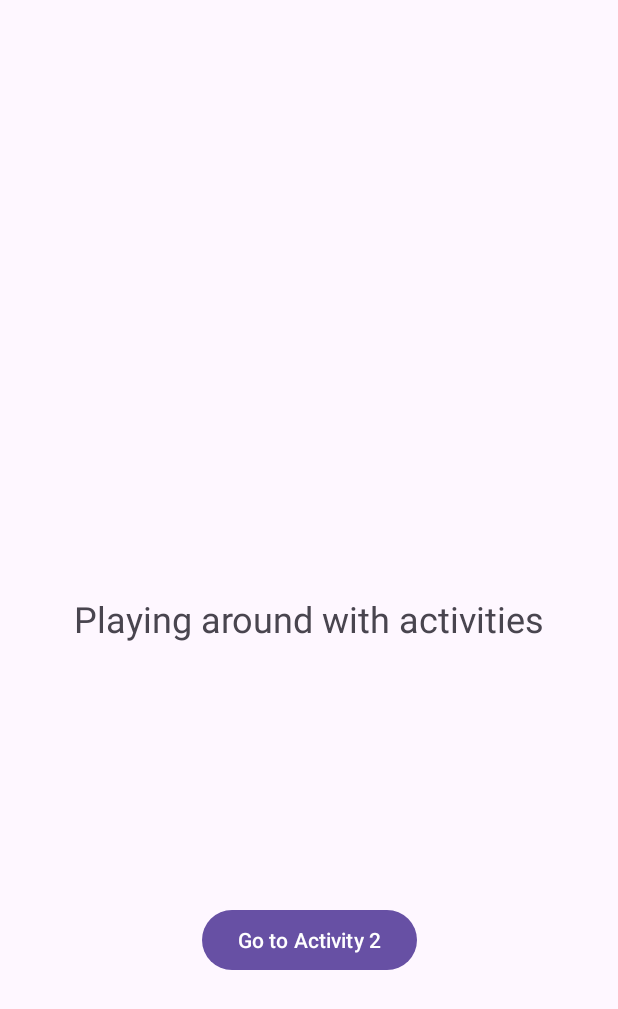
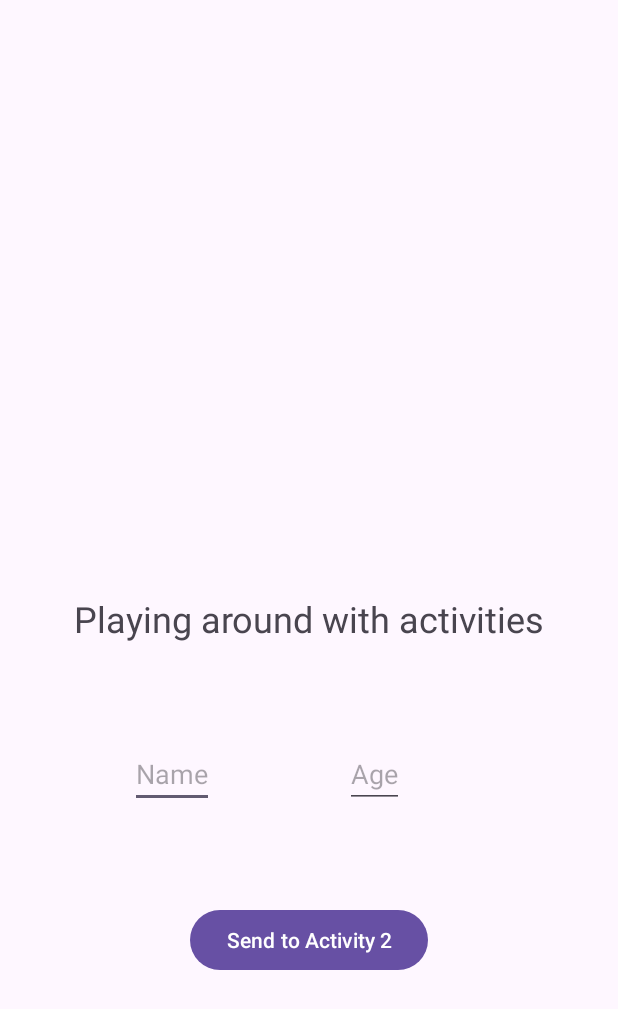
Before and after one commit to swapnil-up/AndroidScratchpad, an Android app: the screen it shows after launch (MainActivity), on a phone screen of 412 x 824 dp. Shown: the top 1009 px of the screen. Run offline under Robolectric (Android 15) with nearby library versions, the phone set to English and light mode, and no system bars.

Commit message:
Learnt passing information between intents. Did it by passing fields as well as creating an object that holds all those fields. Interesting things include serializable, dataclass and this faster way to get data than declare private lateinit var

```diff
--- a/app/activity/src/main/java/com/example/activity/MainActivity.kt
+++ b/app/activity/src/main/java/com/example/activity/MainActivity.kt
@@ -1,20 +1,31 @@
 package com.example.activity
 
 import android.content.Intent
+import android.os.Build
 import androidx.appcompat.app.AppCompatActivity
 import android.os.Bundle
 import android.widget.Button
+import android.widget.EditText
+import androidx.annotation.RequiresApi
 
 class MainActivity : AppCompatActivity() {
 
     private lateinit var activity2Button: Button
+    private lateinit var ageField:EditText
+    @RequiresApi(Build.VERSION_CODES.P)
     override fun onCreate(savedInstanceState: Bundle?) {
         super.onCreate(savedInstanceState)
         setContentView(R.layout.activity_main)
 
         activity2Button=findViewById(R.id.activity2button)
         activity2Button.setOnClickListener(){
+            var nameField:EditText=findViewById(R.id.NameField)
+            ageField=findViewById(R.id.AgeField)
+            val person= PersonData(nameField.text.toString(),ageField.text.toString().toInt())
             Intent(this,MainActivity2::class.java).also {
+                it.putExtra("EXTRA_NAME",nameField.text.toString())
+                it.putExtra("EXTRA_AGE",ageField.text.toString().toInt())
+                it.putExtra("EXTRA_PERSON",person)
                 startActivity(it)
             }
         }
--- a/app/activity/src/main/res/layout/activity_main.xml
+++ b/app/activity/src/main/res/layout/activity_main.xml
@@ -5,6 +5,28 @@
     android:layout_width="match_parent"
     android:layout_height="match_parent"
     tools:context=".MainActivity">
+
+    <EditText
+        android:id="@+id/NameField"
+        android:layout_width="wrap_content"
+        android:layout_height="wrap_content"
+        android:hint="Name"
+        app:layout_constraintBottom_toTopOf="@+id/activity2button"
+        app:layout_constraintEnd_toStartOf="@+id/AgeField"
+        app:layout_constraintHorizontal_bias="0.5"
+        app:layout_constraintStart_toStartOf="parent"
+        app:layout_constraintTop_toBottomOf="@+id/textView" />
+
+    <EditText
+        android:id="@+id/AgeField"
+        android:layout_width="wrap_content"
+        android:layout_height="wrap_content"
+        android:hint="Age"
+        app:layout_constraintBottom_toTopOf="@+id/activity2button"
+        app:layout_constraintEnd_toEndOf="parent"
+        app:layout_constraintStart_toStartOf="@+id/NameField"
+        app:layout_constraintTop_toBottomOf="@+id/textView" />
+
 
     <TextView
         android:id="@+id/textView"
@@ -21,7 +43,7 @@
         android:id="@+id/activity2button"
         android:layout_width="wrap_content"
         android:layout_height="wrap_content"
-        android:text="Go to Activity 2"
+        android:text="Send to Activity 2"
         app:layout_constraintBottom_toBottomOf="parent"
         app:layout_constraintEnd_toEndOf="parent"
         app:layout_constraintHorizontal_bias="0.5"
```
Also changed, not shown: app/activity/src/main/java/com/example/activity/MainActivity2.kt (+14 -1 lines), app/activity/src/main/java/com/example/activity/PersonData.kt (added, +8 -0 lines), app/activity/src/main/res/layout/activity_main2.xml (+9 -0 lines).
